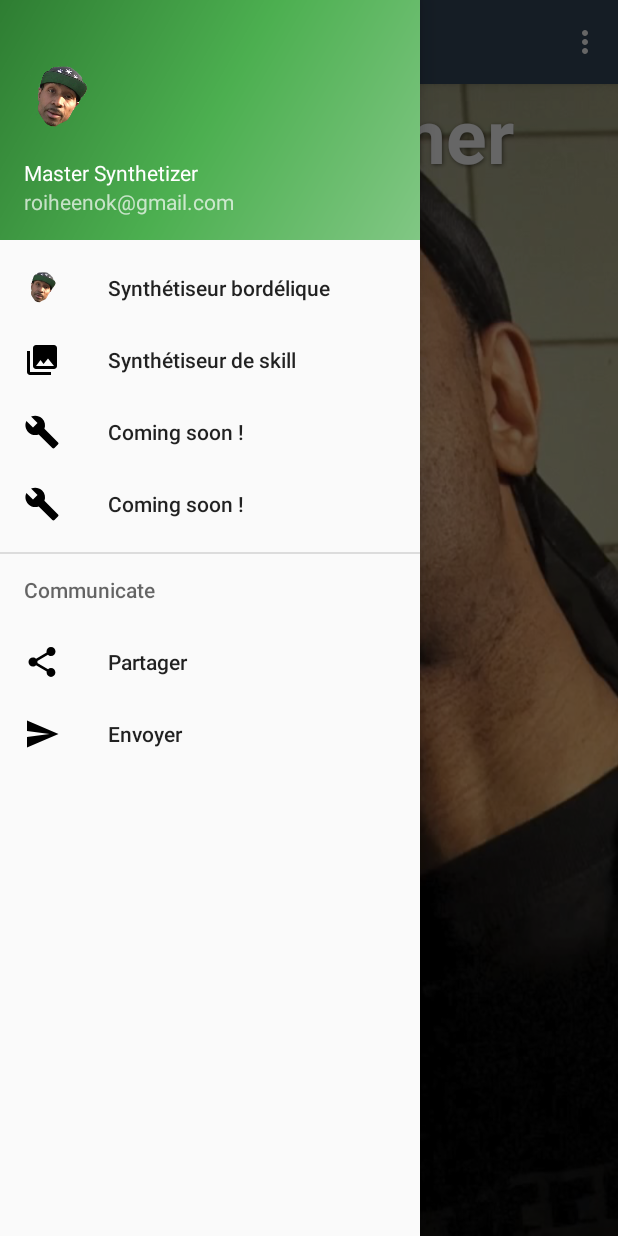
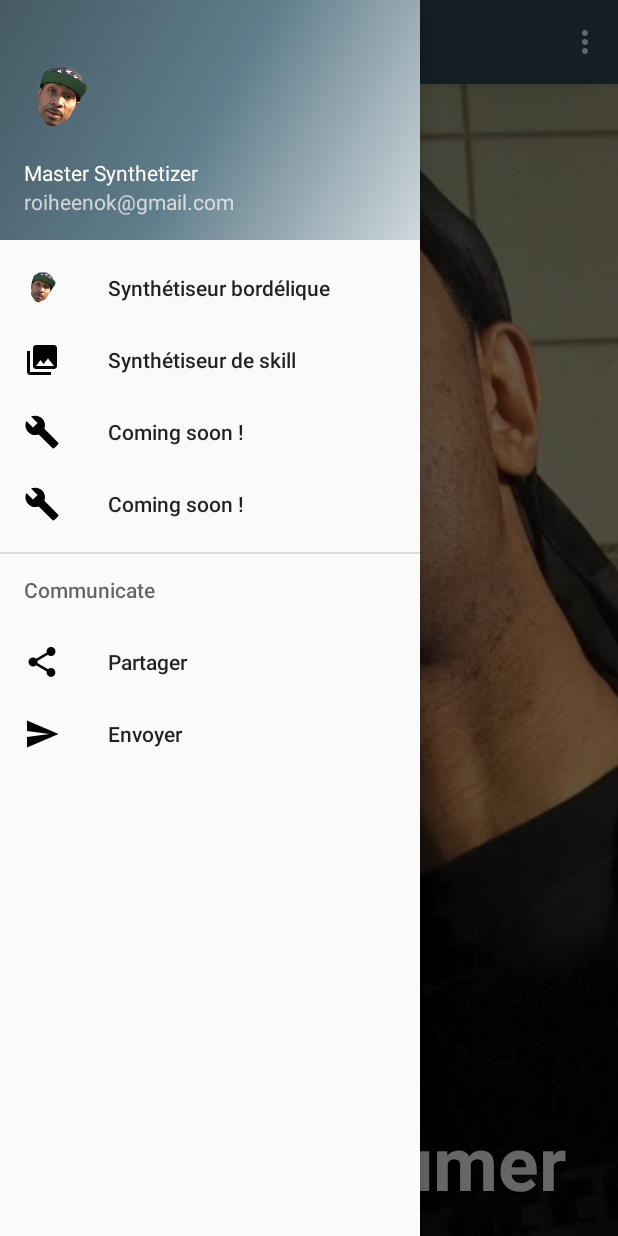
Before and after one commit to SebastienBenazet/MasterSynthetizer, an Android app: the screen it shows after launch (MainActivity), with the side drawer open, on a phone screen of 412 x 824 dp. Run offline under Robolectric (Android 15) with nearby library versions, the phone set to English and light mode, and no system bars.

Commit message:
Added home picture Changed navigation drawer color

```diff
--- a/app/src/main/java/com/kitbass/mastersynthetizer/MainActivity.java
+++ b/app/src/main/java/com/kitbass/mastersynthetizer/MainActivity.java
@@ -13,6 +13,7 @@
 import android.support.v7.widget.Toolbar;
 import android.view.Menu;
 import android.view.MenuItem;
+import android.widget.Toast;
 
 public class MainActivity extends AppCompatActivity
         implements NavigationView.OnNavigationItemSelectedListener {
@@ -62,6 +63,7 @@
 
         //noinspection SimplifiableIfStatement
         if (id == R.id.action_settings) {
+            Toast.makeText(getApplicationContext(), "Coming soon !", Toast.LENGTH_SHORT).show();
             return true;
         }
 
--- a/app/src/main/res/drawable/side_nav_bar.xml
+++ b/app/src/main/res/drawable/side_nav_bar.xml
@@ -2,8 +2,8 @@
     android:shape="rectangle">
     <gradient
         android:angle="135"
-        android:centerColor="#4CAF50"
-        android:endColor="#2E7D32"
-        android:startColor="#81C784"
+        android:centerColor="#607D8B"
+        android:endColor="#455A64"
+        android:startColor="#CFD8DC"
         android:type="linear" />
 </shape>
--- a/app/src/main/res/layout/content_main.xml
+++ b/app/src/main/res/layout/content_main.xml
@@ -7,6 +7,11 @@
     app:layout_behavior="@string/appbar_scrolling_view_behavior"
     tools:context="com.kitbass.mastersynthetizer.MainActivity"
     tools:showIn="@layout/app_bar_main">
+
+    <FrameLayout
+        android:layout_width="match_parent"
+        android:layout_height="match_parent"
+        tools:ignore="UselessParent">
 
         <ImageView
             android:id="@+id/heenok_home"
@@ -31,5 +36,6 @@
             android:textSize="@dimen/home_font_size"
             android:textStyle="bold" />
 
+    </FrameLayout>
 
 </RelativeLayout>
--- a/app/src/main/res/layout/nav_header_main.xml
+++ b/app/src/main/res/layout/nav_header_main.xml
@@ -12,11 +12,12 @@
     android:theme="@style/ThemeOverlay.AppCompat.Dark">
 
     <ImageView
-        android:id="@+id/imageView"
+        android:id="@+id/navigation_drawer_image"
         android:layout_width="wrap_content"
         android:layout_height="wrap_content"
         android:paddingTop="@dimen/nav_header_vertical_spacing"
-        android:src="@mipmap/ic_launcher" />
+        android:src="@mipmap/ic_launcher"
+        android:contentDescription="@string/accessibility_ic_launcher"/>
 
     <TextView
         android:layout_width="match_parent"
--- a/app/src/main/res/values/strings.xml
+++ b/app/src/main/res/values/strings.xml
@@ -39,5 +39,6 @@
     <string name="heenok_famille">pas d\'la famille</string>
     <string name="text_home">On va s\'allumer</string>
     <string name="accessibility_home_image">Image du Roi Heenok fumant</string>
+    <string name="accessibility_ic_launcher">Tête du Roi Heenok</string>
 
 </resources>
```
Lines whose indentation alone changed are shown as unchanged.
